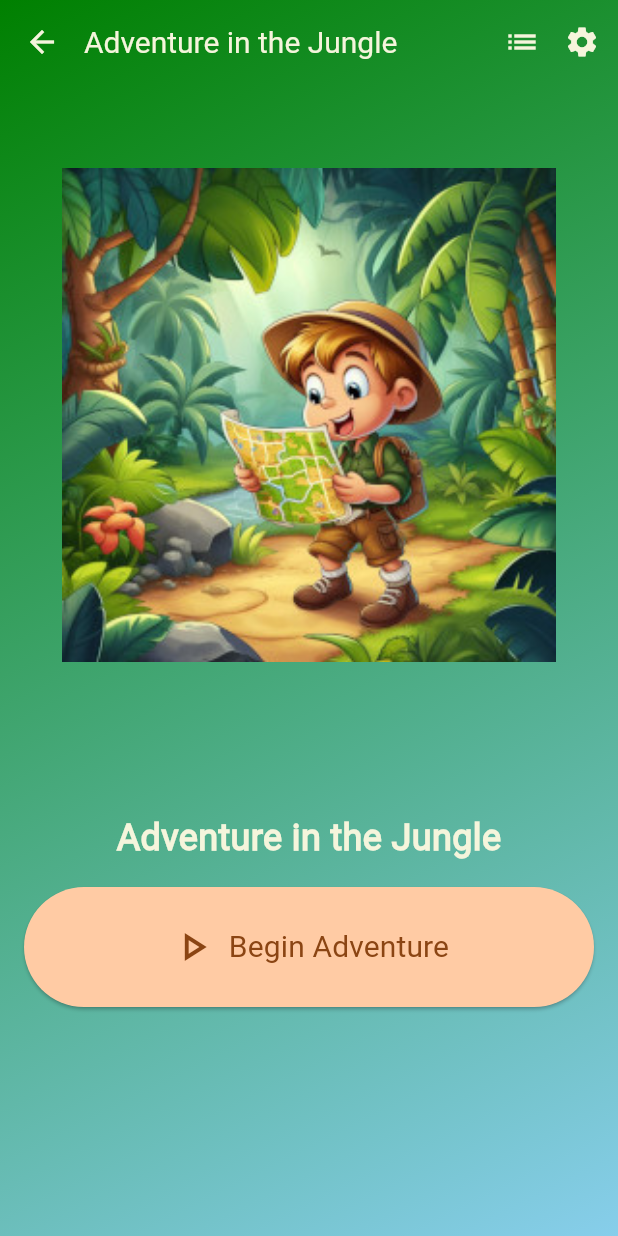
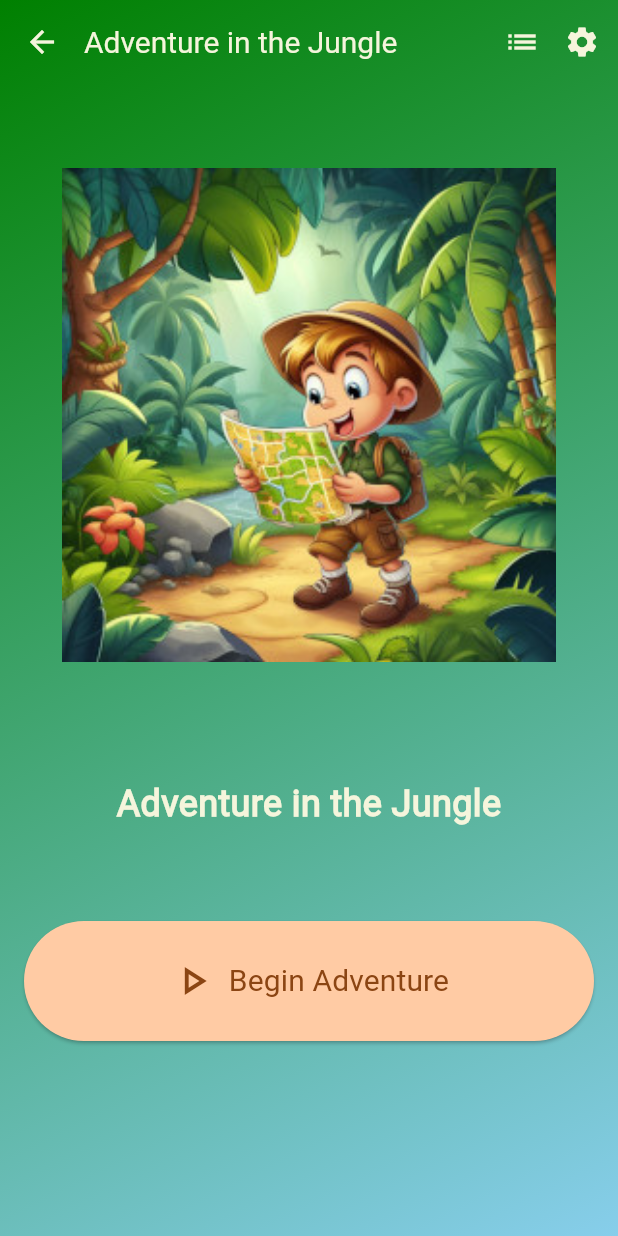
Before and after one commit to aaronlovi/adventure_quest_kids, a Flutter app: the screen it shows after launch, after a tap on "Adventure in the Jungle", on a phone screen of 412 x 824 dp. Run offline on Flutter 3.47's test engine with Material 3 defaults, Android fonts, the phone set to English and light mode, and no system bars; our stand-ins replace audioplayers, get_it, shared_preferences, yaml; generated files the repository leaves out were written again.

Commit message:
Fixed spacing between story title and 'Begin Adventure' button on each story's front page

```diff
--- a/lib/views/story_front_page_screen.dart
+++ b/lib/views/story_front_page_screen.dart
@@ -125,10 +125,14 @@ class StoryFrontPageScreenState extends State<StoryFrontPageScreen> {
   }
 
   List<Widget> _createBodyChildWidgets(
-      StoryMetaData storyMetadata, BuildContext context) {
+    StoryMetaData storyMetadata,
+    BuildContext context,
+  ) {
     final bodyChildWidgets = <Widget>[];
 
-    // Text for this page
+    bodyChildWidgets.add(const Spacer());
+
+    // Title for the story
     bodyChildWidgets.add(
       Center(
         child: Text(
@@ -159,9 +163,10 @@ class StoryFrontPageScreenState extends State<StoryFrontPageScreen> {
       );
     }
 
-    bodyChildWidgets.add(const SizedBox(height: 16));
+    bodyChildWidgets.add(const Spacer());
+
     bodyChildWidgets.add(
-      // Add your choice buttons/widgets here
+      // Add the 'Begin Adventure' button here
       Center(
         child: ElevatedButton(
           style: ElevatedButton.styleFrom(
@@ -198,6 +203,8 @@ class StoryFrontPageScreenState extends State<StoryFrontPageScreen> {
       ),
     );
 
+    bodyChildWidgets.add(const Spacer());
+
     return bodyChildWidgets;
   }
 }
```
